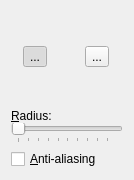
PhotoFlare/photoflare, file src/toolSettings/PaintBrushSettingsWidget.ui: the form before one commit.
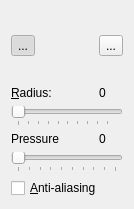
The form after the commit. Icons and pictures are not drawn.

Commit message: Add Pressure setting to BasicPaintBrush

The edit to the form file:
```diff
--- a/src/toolSettings/PaintBrushSettingsWidget.ui
+++ b/src/toolSettings/PaintBrushSettingsWidget.ui
@@ -7,18 +7,14 @@
     <x>0</x>
     <y>0</y>
     <width>134</width>
-    <height>180</height>
+    <height>209</height>
    </rect>
   </property>
   <property name="windowTitle">
    <string>Form</string>
   </property>
-  <layout class="QVBoxLayout" name="verticalLayout_2">
-   <item>
-    <layout class="QVBoxLayout" name="verticalLayout_3">
-     <item>
-      <layout class="QHBoxLayout" name="horizontalLayout_3">
-       <item>
+  <layout class="QGridLayout" name="gridLayout">
+   <item row="0" column="0">
         <widget class="QToolButton" name="buttonRoundCap">
          <property name="text">
           <string>...</string>
@@ -41,7 +37,7 @@
          </property>
         </widget>
        </item>
-       <item>
+   <item row="0" column="1">
         <spacer name="verticalSpacer">
          <property name="orientation">
           <enum>Qt::Vertical</enum>
@@ -54,7 +50,7 @@
          </property>
         </spacer>
        </item>
-       <item>
+   <item row="0" column="2">
         <widget class="QToolButton" name="buttonSquareCap">
          <property name="text">
           <string>...</string>
@@ -77,21 +73,7 @@
          </property>
         </widget>
        </item>
-      </layout>
-     </item>
-    </layout>
-   </item>
-   <item>
-    <layout class="QVBoxLayout" name="verticalLayout">
-     <property name="spacing">
-      <number>0</number>
-     </property>
-     <item>
-      <layout class="QHBoxLayout" name="horizontalLayout">
-       <property name="spacing">
-        <number>3</number>
-       </property>
-       <item>
+   <item row="1" column="0" colspan="2">
         <widget class="QLabel" name="labelRadius">
          <property name="text">
           <string>&amp;Radius:</string>
@@ -101,16 +83,14 @@
          </property>
         </widget>
        </item>
-       <item>
+   <item row="1" column="2">
         <widget class="QLabel" name="labelRadiusValue">
          <property name="text">
-          <string/>
+      <string>0</string>
          </property>
         </widget>
        </item>
-      </layout>
-     </item>
-     <item>
+   <item row="2" column="0" colspan="3">
       <widget class="QSlider" name="sliderRadius">
        <property name="minimum">
         <number>1</number>
@@ -123,9 +103,43 @@
        </property>
       </widget>
      </item>
-    </layout>
+   <item row="3" column="0" colspan="2">
+    <widget class="QLabel" name="label">
+     <property name="text">
+      <string>Pressure</string>
+     </property>
+    </widget>
    </item>
-   <item>
+   <item row="3" column="2">
+    <widget class="QLabel" name="labelPressureValue">
+     <property name="text">
+      <string>0</string>
+     </property>
+    </widget>
+   </item>
+   <item row="4" column="0" colspan="3">
+    <widget class="QSlider" name="pressureSlider">
+     <property name="minimum">
+      <number>10</number>
+     </property>
+     <property name="maximum">
+      <number>100</number>
+     </property>
+     <property name="singleStep">
+      <number>10</number>
+     </property>
+     <property name="orientation">
+      <enum>Qt::Horizontal</enum>
+     </property>
+     <property name="tickPosition">
+      <enum>QSlider::TicksBelow</enum>
+     </property>
+     <property name="tickInterval">
+      <number>10</number>
+     </property>
+    </widget>
+   </item>
+   <item row="5" column="0" colspan="3">
     <widget class="QCheckBox" name="cbAntialias">
      <property name="text">
       <string>&amp;Anti-aliasing</string>
```
Lines whose indentation alone changed are shown as unchanged. The commit also changes 3 other files.
